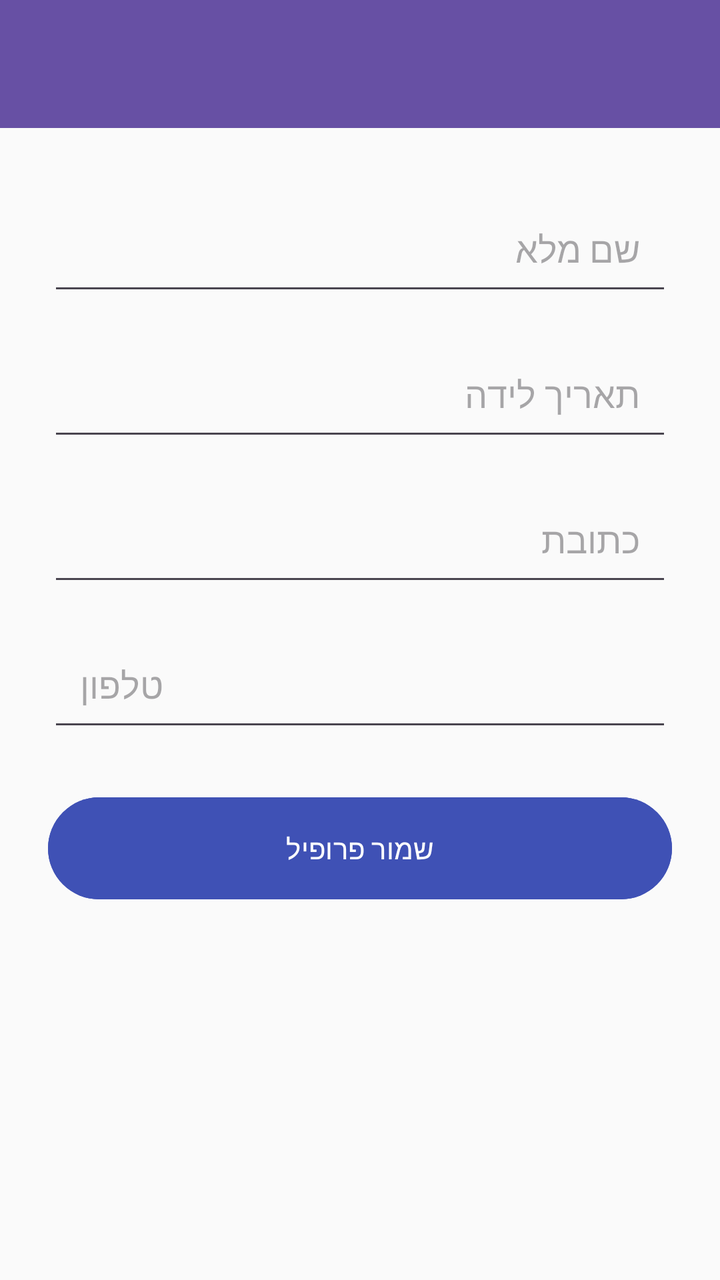
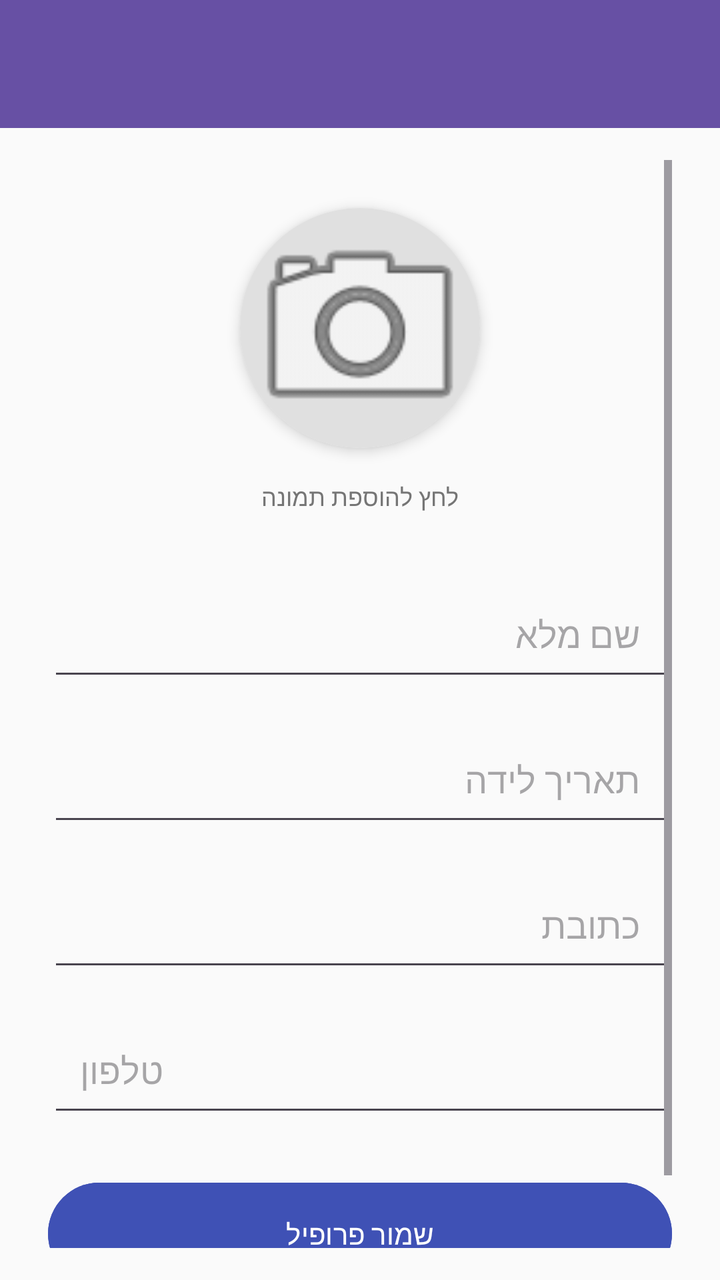

The first picture is an Android layout as it rendered before a commit; the second is the same layout after the commit. The layout source and the unified diff follow.
<!-- AndroidManifest.xml: activity theme Theme.MyApplication -->
<!-- res/layout/activity_set_profile.xml -->
<?xml version="1.0" encoding="utf-8"?>
<LinearLayout
    xmlns:android="http://schemas.android.com/apk/res/android"
    xmlns:app="http://schemas.android.com/apk/res-auto"
    xmlns:tools="http://schemas.android.com/tools"
    android:layout_width="match_parent"
    android:layout_height="match_parent"
    android:orientation="vertical"
    android:background="#FAFAFA"
    tools:context=".SetProfileActivity">

    <androidx.appcompat.widget.Toolbar
        android:id="@+id/toolbar"
        android:layout_width="match_parent"
        android:layout_height="?attr/actionBarSize"
        android:background="?attr/colorPrimary"
        android:theme="@style/ThemeOverlay.AppCompat.ActionBar"
        app:popupTheme="@style/ThemeOverlay.AppCompat.Light"/>

    <ScrollView
        android:layout_width="match_parent"
        android:layout_height="match_parent"
        android:paddingStart="24dp"
        android:paddingEnd="24dp"
        android:paddingTop="16dp"
        android:paddingBottom="16dp">

        <LinearLayout
            android:layout_width="match_parent"
            android:layout_height="wrap_content"
            android:orientation="vertical">

            <EditText
                android:id="@+id/eTName"
                android:layout_width="match_parent"
                android:layout_height="wrap_content"
                android:hint="שם מלא"
                android:padding="16dp"
                android:layout_marginTop="16dp"/>
            <EditText
                android:id="@+id/eTBirthDate"
                android:layout_width="match_parent"
                android:layout_height="wrap_content"
                android:hint="תאריך לידה"
                android:focusable="false"
                android:clickable="true"
                android:padding="16dp"
                android:layout_marginTop="16dp"/>

            <EditText
                android:id="@+id/eTAddress"
                android:layout_width="match_parent"
                android:layout_height="wrap_content"
                android:hint="כתובת"
                android:padding="16dp"
                android:layout_marginTop="16dp"/>

            <EditText
                android:id="@+id/eTPhone"
                android:layout_width="match_parent"
                android:layout_height="wrap_content"
                android:hint="טלפון"
                android:inputType="phone"
                android:padding="16dp"
                android:layout_marginTop="16dp"/>

            <Button
                android:id="@+id/btnSaveProfile"
                android:layout_width="match_parent"
                android:layout_height="wrap_content"
                android:text="שמור פרופיל"
                android:backgroundTint="#3F51B5"
                android:textColor="#FFFFFF"
                android:layout_marginTop="24dp"
                android:padding="16dp"/>

            <TextView
                android:id="@+id/tVMsg"
                android:layout_width="match_parent"
                android:layout_height="wrap_content"
                android:text=""
                android:textColor="#D32F2F"
                android:gravity="center"
                android:layout_marginTop="16dp"/>

        </LinearLayout>
    </ScrollView>
</LinearLayout>
<!-- resources referenced by this layout -->
<resources>
  <style name="Theme.MyApplication" parent="Base.Theme.MyApplication" />
  <style name="Base.Theme.MyApplication" parent="Theme.Material3.DayNight.NoActionBar">
      </style>
</resources>

<!-- the commit's change to res/layout/activity_set_profile.xml (unified diff, before → after) -->
@@ -30,6 +30,36 @@
             android:layout_height="wrap_content"
             android:orientation="vertical">
 
+
+            <androidx.cardview.widget.CardView
+                android:layout_width="120dp"
+                android:layout_height="120dp"
+                android:layout_gravity="center_horizontal"
+                android:layout_marginTop="24dp"
+                android:layout_marginBottom="16dp"
+                app:cardCornerRadius="60dp"
+                app:cardElevation="4dp">
+
+                <ImageView
+                    android:id="@+id/imgProfile"
+                    android:layout_width="match_parent"
+                    android:layout_height="match_parent"
+                    android:scaleType="centerCrop"
+                    android:src="@android:drawable/ic_menu_camera"
+                    android:background="#E0E0E0"
+                    android:clickable="true"
+                    android:focusable="true"/>
+
+            </androidx.cardview.widget.CardView>
+
+            <TextView
+                android:layout_width="wrap_content"
+                android:layout_height="wrap_content"
+                android:text="לחץ להוספת תמונה"
+                android:layout_gravity="center_horizontal"
+                android:textColor="#757575"
+                android:textSize="12sp"
+                android:layout_marginBottom="16dp"/>
             <EditText
                 android:id="@+id/eTName"
                 android:layout_width="match_parent"
